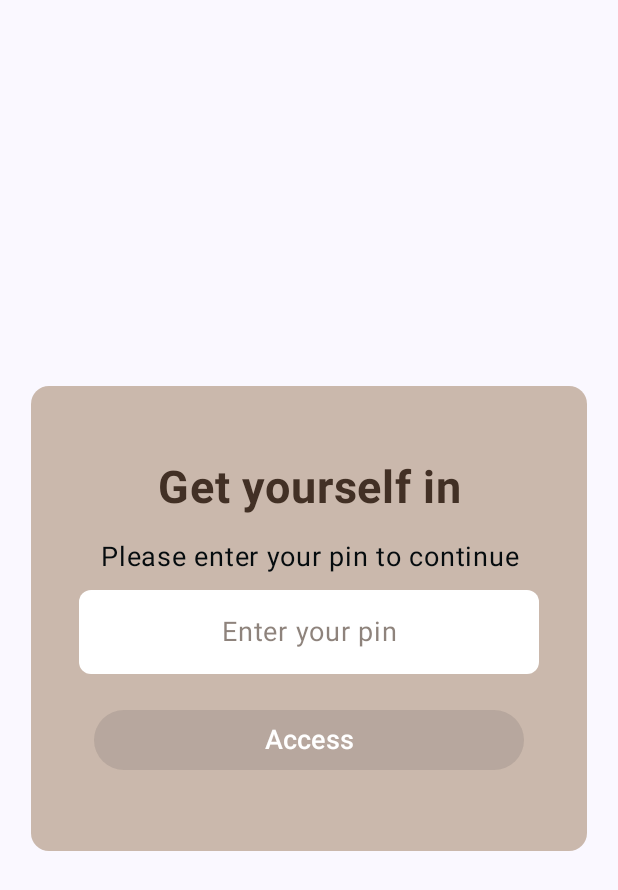
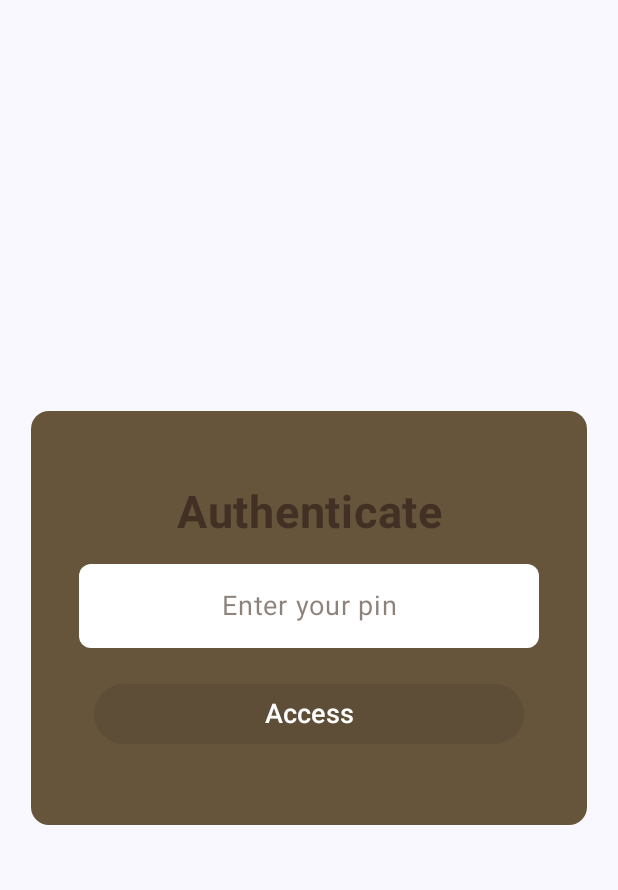
Before and after one commit to Vcky4/StarBet, an Android app built with Jetpack Compose: the composable Login shown on its own in the app's theme, on a phone screen of 412 x 824 dp. Shown: the top 890 px of the screen. Run offline under Robolectric (Android 15) with nearby library versions, the light colour scheme and no system bars; our stand-ins replace Firebase (no records; nobody signed in at launch, a user with empty details on screens opened directly), Room's generated code, Volley; 1 statement that could not run was skipped.

Commit message:
fix login

```diff
--- a/app/src/main/java/com/starbet/ui/screens/chat/Login.kt
+++ b/app/src/main/java/com/starbet/ui/screens/chat/Login.kt
@@ -35,6 +35,7 @@ import androidx.compose.ui.text.style.TextAlign
 import androidx.compose.ui.unit.dp
 import androidx.compose.ui.unit.sp
 import com.starbet.R
+import com.starbet.ui.theme.CardColor
 import com.starbet.ui.theme.Primary
 import com.starbet.ui.theme.Secondary
 import com.starbet.ui.theme.TextDeep
@@ -52,14 +53,14 @@ fun Login(viewModel: ChatViewModel) {
     Box(modifier = Modifier.fillMaxSize(), contentAlignment = Alignment.Center) {
         Column(
             Modifier
-                .background(Secondary, shape = MaterialTheme.shapes.medium)
+                .background(CardColor, shape = MaterialTheme.shapes.medium)
                 .fillMaxWidth(0.9f)
                 .padding(vertical = 50.dp, horizontal = 16.dp),
             verticalArrangement = Arrangement.Center,
             horizontalAlignment = Alignment.CenterHorizontally
         ) {
             Text(
-                text = stringResource(id = R.string.get_yourself_in),
+                text = stringResource(id = R.string.authenticate),
                 fontSize = 30.sp,
                 fontWeight = FontWeight.Bold,
                 color = TextDeep,
@@ -67,14 +68,7 @@ fun Login(viewModel: ChatViewModel) {
                 modifier = Modifier.fillMaxWidth()
             )
             Spacer(modifier = Modifier.height(16.dp))
-            Text(
-                text = stringResource(id = R.string.please_enter_your),
-                fontSize = 18.sp,
-                color = Primary,
-                textAlign = TextAlign.Center,
-                modifier = Modifier.fillMaxWidth()
-            )
-            Spacer(modifier = Modifier.height(10.dp))
+
             TextField(
                 value = pin,
                 onValueChange = { pin = it },
--- a/app/src/main/res/values/strings.xml
+++ b/app/src/main/res/values/strings.xml
@@ -67,4 +67,5 @@
     <string name="invalid_pin">Invaid pin</string>
     <string name="contact_admin_for">Contact the admin for your verified pin</string>
     <string name="input_your_vip_pin">Input your vip pin</string>
+    <string name="authenticate">Authenticate</string>
 </resources>
```
